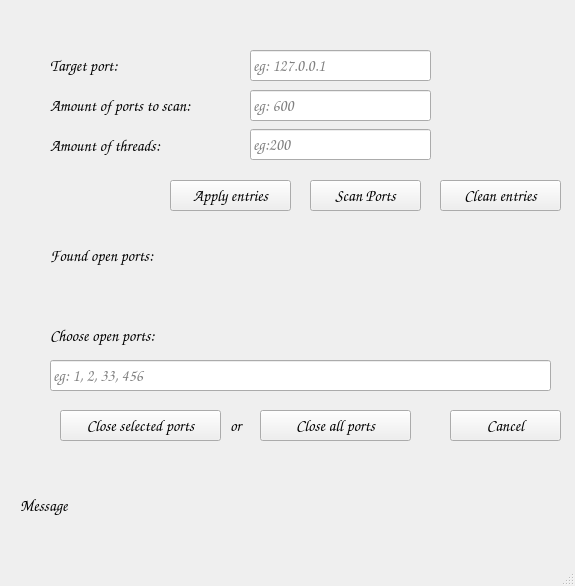
Before: the Qt Designer form App_main/UI/ports_scan.ui in piotrekgelert/port-scanner, drawn with Qt 5.
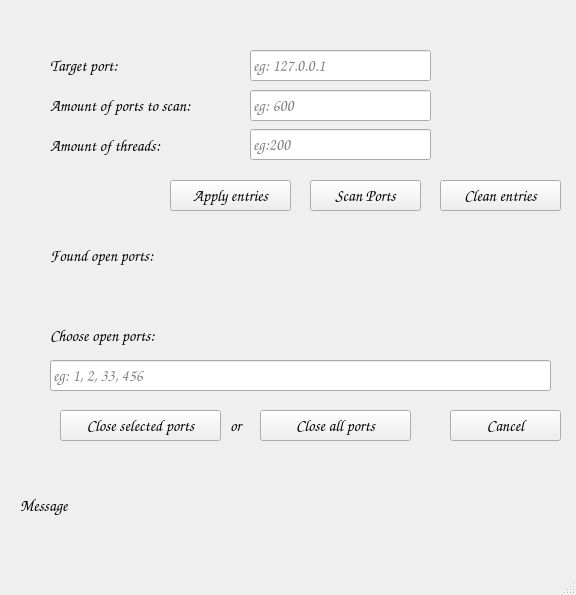
After: the same form once the commit is applied.

Commit message: final version with close selected from now changes only to find open slots

What changed in the file:
```diff
--- a/App_main/UI/ports_scan.ui
+++ b/App_main/UI/ports_scan.ui
@@ -6,8 +6,8 @@
    <rect>
     <x>0</x>
     <y>0</y>
-    <width>575</width>
-    <height>586</height>
+    <width>576</width>
+    <height>595</height>
    </rect>
   </property>
   <property name="font">
```
The commit also changes 2 other files.
